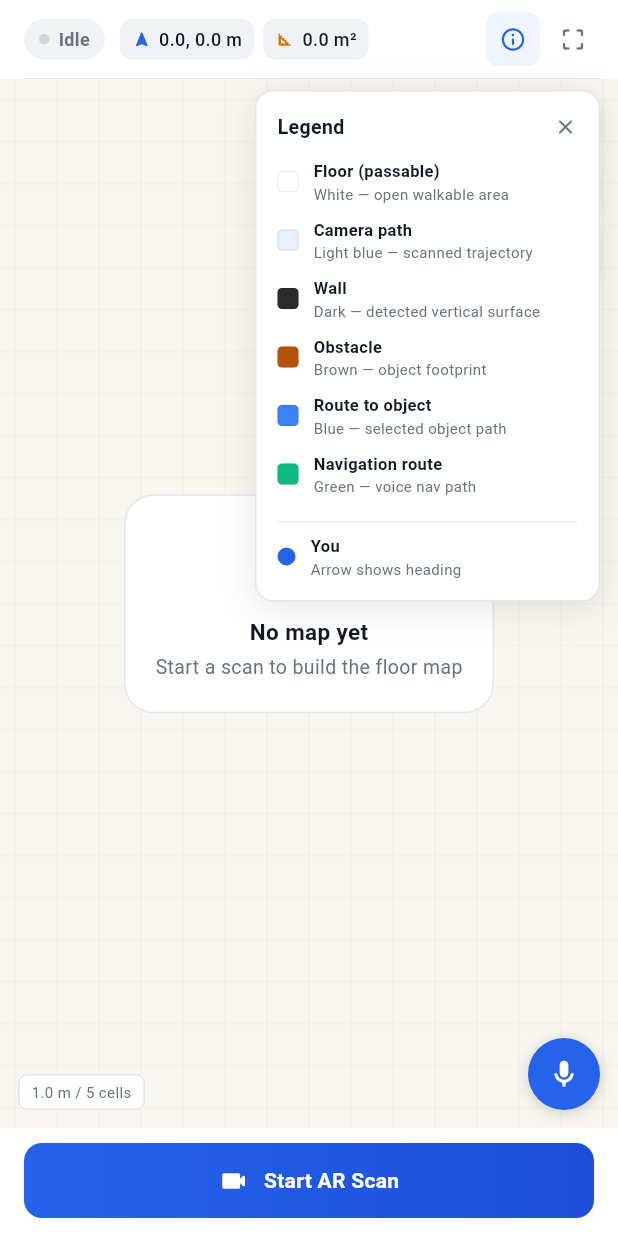
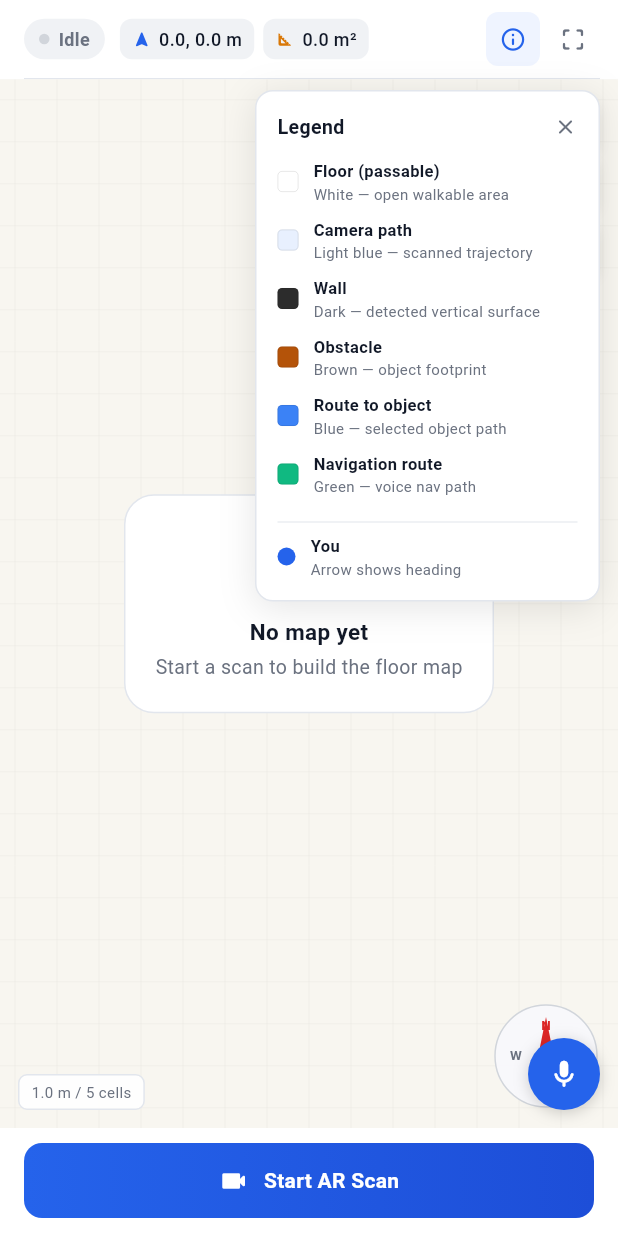
Before and after one commit to ketan13089/Major-Project, a Flutter app: the IndoorMapViewer screen opened by its route, after a tap on the "info outline" icon, on a phone screen of 412 x 824 dp. Run offline on Flutter 3.47's test engine with Material 3 defaults, Android fonts, the phone set to English and light mode, and no system bars.

Commit message:
added compass

```diff
--- a/lib/indoor_map_viewer.dart
+++ b/lib/indoor_map_viewer.dart
@@ -895,6 +895,7 @@ class _MapPainter extends CustomPainter {
     _drawWalls(canvas, origin);       // walls on top = crisp architectural lines
     _drawObjects(canvas, origin);
     _drawRobot(canvas, origin);
+    _drawCompass(canvas, size);
   }
 
   void _drawGrid(Canvas canvas, Size size, Offset origin) {
@@ -1092,6 +1093,76 @@ class _MapPainter extends CustomPainter {
           ..strokeWidth = 2);
   }
 
+  /// Draw a compass rose in the bottom-right corner of the map.
+  /// The compass rotates based on the user's heading so that N always
+  /// points toward the ARCore world -Z direction (the initial forward).
+  void _drawCompass(Canvas canvas, Size size) {
+    final cx = size.width - 48;
+    final cy = size.height - 48;
+    final center = Offset(cx, cy);
+    const radius = 30.0;
+
+    // Background circle
+    canvas.drawCircle(center, radius + 4,
+        Paint()..color = const Color(0xFFF8F8FC).withOpacity(0.92));
+    canvas.drawCircle(center, radius + 4,
+        Paint()
+          ..color = const Color(0xFFD1D5DB)
+          ..style = PaintingStyle.stroke
+          ..strokeWidth = 1);
+
+    // Rotate so N points toward ARCore -Z (initial forward direction).
+    // The heading value is the user's yaw from ARCore. When heading=0,
+    // user faces -Z (north in map space). We negate so the compass rose
+    // rotates opposite to the user's heading — N stays fixed.
+    canvas.save();
+    canvas.translate(cx, cy);
+    canvas.rotate(-heading);
+
+    // North needle (red)
+    final northPath = Path()
+      ..moveTo(0, -radius + 4)
+      ..lineTo(-6, 4)
+      ..lineTo(0, -2)
+      ..lineTo(6, 4)
+      ..close();
+    canvas.drawPath(northPath, Paint()..color = const Color(0xFFDC2626));
+
+    // South needle (gray)
+    final southPath = Path()
+      ..moveTo(0, radius - 4)
+      ..lineTo(-6, -4)
+      ..lineTo(0, 2)
+      ..lineTo(6, -4)
+      ..close();
+    canvas.drawPath(southPath, Paint()..color = const Color(0xFF9CA3AF));
+
+    // Direction labels
+    _compassLabel(canvas, 'N', Offset(0, -radius + 10), const Color(0xFFDC2626));
+    _compassLabel(canvas, 'S', Offset(0, radius - 10), const Color(0xFF6B7280));
+    _compassLabel(canvas, 'E', Offset(radius - 10, 0), const Color(0xFF6B7280));
+    _compassLabel(canvas, 'W', Offset(-radius + 10, 0), const Color(0xFF6B7280));
+
+    canvas.restore();
+
+    // Center dot
+    canvas.drawCircle(center, 3, Paint()..color = const Color(0xFF374151));
+  }
+
+  void _compassLabel(Canvas canvas, String label, Offset pos, Color color) {
+    final tp = TextPainter(
+      text: TextSpan(
+        text: label,
+        style: TextStyle(
+          color: color, fontSize: 9, fontWeight: FontWeight.w700,
+          letterSpacing: 0.5,
+        ),
+      ),
+      textDirection: TextDirection.ltr,
+    )..layout();
+    tp.paint(canvas, pos - Offset(tp.width / 2, tp.height / 2));
+  }
+
   void _txt(Canvas canvas, String text, Offset pos, double fs, Color col) {
     final tp = TextPainter(
       text: TextSpan(text: text,
```
